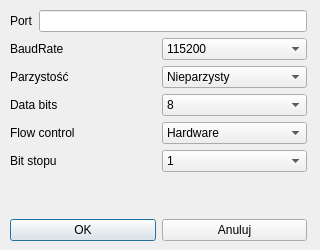
jjmgab/WDS_Rekawica-sensoryczna_Qt, file qt_rekawica/ui/connection.ui: the form before one commit.
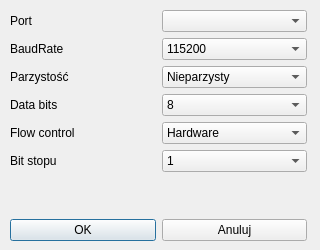
The form after the commit. Icons and pictures are not drawn.

Commit message: modified several connection issues -- serial port lock TODO!

The edit to the form file:
```diff
--- a/qt_rekawica/ui/connection.ui
+++ b/qt_rekawica/ui/connection.ui
@@ -148,7 +148,7 @@
        </widget>
       </item>
       <item>
-       <widget class="QLineEdit" name="portName"/>
+       <widget class="QComboBox" name="portName"/>
       </item>
      </layout>
     </item>
```
The commit also changes 11 other files.
